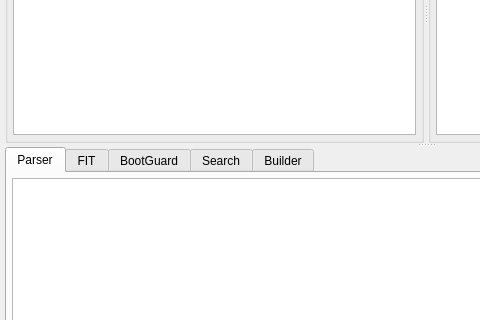
Above: UEFITool/uefitool.ui from LongSoft/UEFITool before the change; both pictures show x 0 to 480 and y 142 to 462 of the 851 by 586 pixel window. Below: the same form after it.
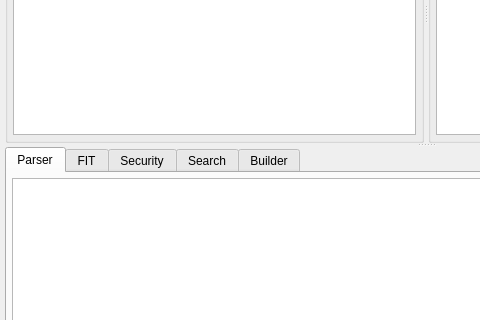
That is the form after the change.

```diff
--- a/UEFITool/uefitool.ui
+++ b/UEFITool/uefitool.ui
@@ -208,7 +208,7 @@
          <bool>true</bool>
         </property>
         <attribute name="title">
-         <string>BootGuard</string>
+         <string>Security</string>
         </attribute>
         <layout class="QHBoxLayout" name="horizontalLayout">
          <property name="spacing">
```
Left out of the diff: 4 changed lines with no effect on the pictures.
